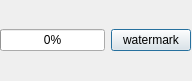
Qt form resources/progressbar.ui (jihan-jinhee/blogHelper) before a commit.
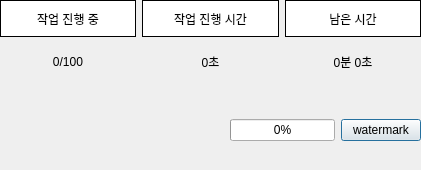
The same form after that commit.

Commit message: 1. 작업 진행도, 작업 진행시간 표시 2. showRemainTime 참고용 주석

Patch:
```diff
--- a/resources/progressbar.ui
+++ b/resources/progressbar.ui
@@ -6,8 +6,8 @@
    <rect>
     <x>0</x>
     <y>0</y>
-    <width>192</width>
-    <height>81</height>
+    <width>421</width>
+    <height>170</height>
    </rect>
   </property>
   <property name="windowTitle">
@@ -16,8 +16,8 @@
   <widget class="QWidget" name="horizontalLayoutWidget">
    <property name="geometry">
     <rect>
-     <x>0</x>
-     <y>0</y>
+     <x>230</x>
+     <y>90</y>
      <width>191</width>
      <height>80</height>
     </rect>
@@ -51,6 +51,111 @@
     </item>
    </layout>
   </widget>
+  <widget class="QWidget" name="horizontalLayoutWidget_2">
+   <property name="geometry">
+    <rect>
+     <x>0</x>
+     <y>0</y>
+     <width>421</width>
+     <height>80</height>
+    </rect>
+   </property>
+   <layout class="QHBoxLayout" name="horizontalLayout_2">
+    <property name="rightMargin">
+     <number>0</number>
+    </property>
+    <item>
+     <layout class="QVBoxLayout" name="verticalLayout">
+      <item>
+       <widget class="QLabel" name="label">
+        <property name="styleSheet">
+         <string notr="true">background-color: rgb(255, 255, 255);</string>
+        </property>
+        <property name="frameShape">
+         <enum>QFrame::Box</enum>
+        </property>
+        <property name="text">
+         <string>작업 진행 중</string>
+        </property>
+        <property name="alignment">
+         <set>Qt::AlignCenter</set>
+        </property>
+       </widget>
+      </item>
+      <item>
+       <widget class="QLabel" name="label_processing">
+        <property name="text">
+         <string>0/100</string>
+        </property>
+        <property name="alignment">
+         <set>Qt::AlignCenter</set>
+        </property>
+       </widget>
+      </item>
+     </layout>
+    </item>
+    <item>
+     <layout class="QVBoxLayout" name="verticalLayout_2">
+      <item>
+       <widget class="QLabel" name="label_3">
+        <property name="styleSheet">
+         <string notr="true">background-color: rgb(255, 255, 255);</string>
+        </property>
+        <property name="frameShape">
+         <enum>QFrame::Box</enum>
+        </property>
+        <property name="text">
+         <string>작업 진행 시간</string>
+        </property>
+        <property name="alignment">
+         <set>Qt::AlignCenter</set>
+        </property>
+       </widget>
+      </item>
+      <item>
+       <widget class="QLabel" name="label_processTime">
+        <property name="text">
+         <string>0초</string>
+        </property>
+        <property name="alignment">
+         <set>Qt::AlignCenter</set>
+        </property>
+       </widget>
+      </item>
+     </layout>
+    </item>
+    <item>
+     <layout class="QVBoxLayout" name="verticalLayout_3">
+      <item>
+       <widget class="QLabel" name="label_5">
+        <property name="styleSheet">
+         <string notr="true">background-color: rgb(255, 255, 255);</string>
+        </property>
+        <property name="frameShape">
+         <enum>QFrame::Box</enum>
+        </property>
+        <property name="text">
+         <string>남은 시간</string>
+        </property>
+        <property name="alignment">
+         <set>Qt::AlignCenter</set>
+        </property>
+       </widget>
+      </item>
+      <item>
+       <widget class="QLabel" name="label_remainTime">
+        <property name="text">
+         <string>0분 0초</string>
+        </property>
+        <property name="alignment">
+         <set>Qt::AlignCenter</set>
+        </property>
+       </widget>
+      </item>
+     </layout>
+    </item>
+   </layout>
+  </widget>
  </widget>
  <resources/>
  <connections/>
```
The commit also changes 1 other file.
